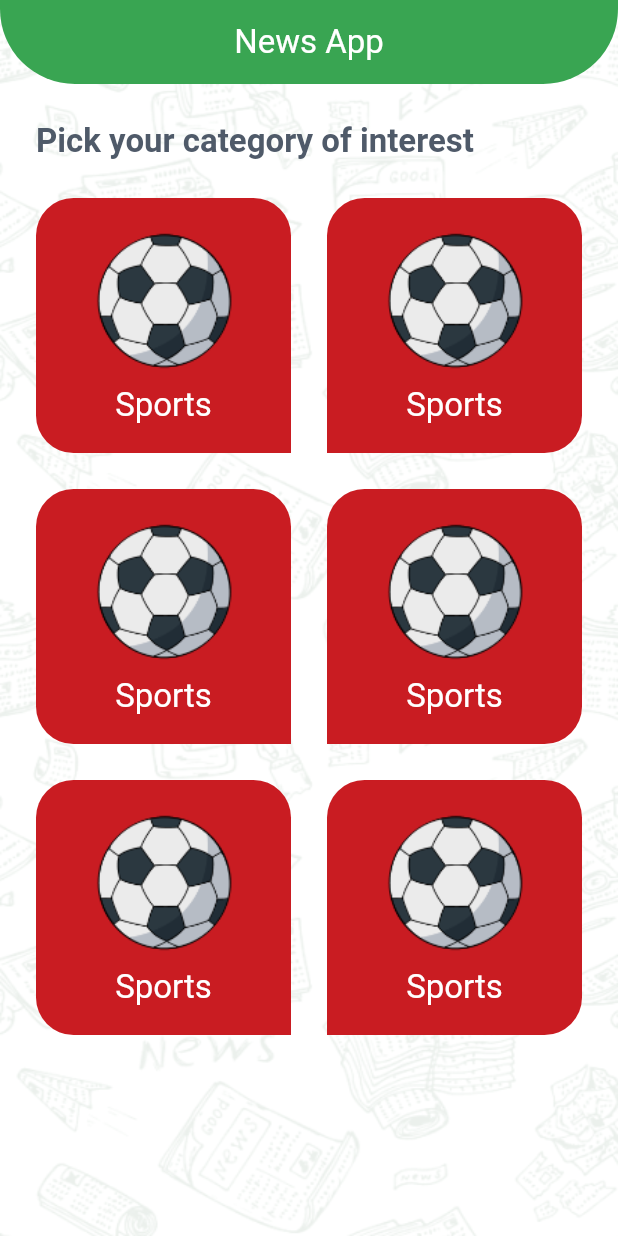
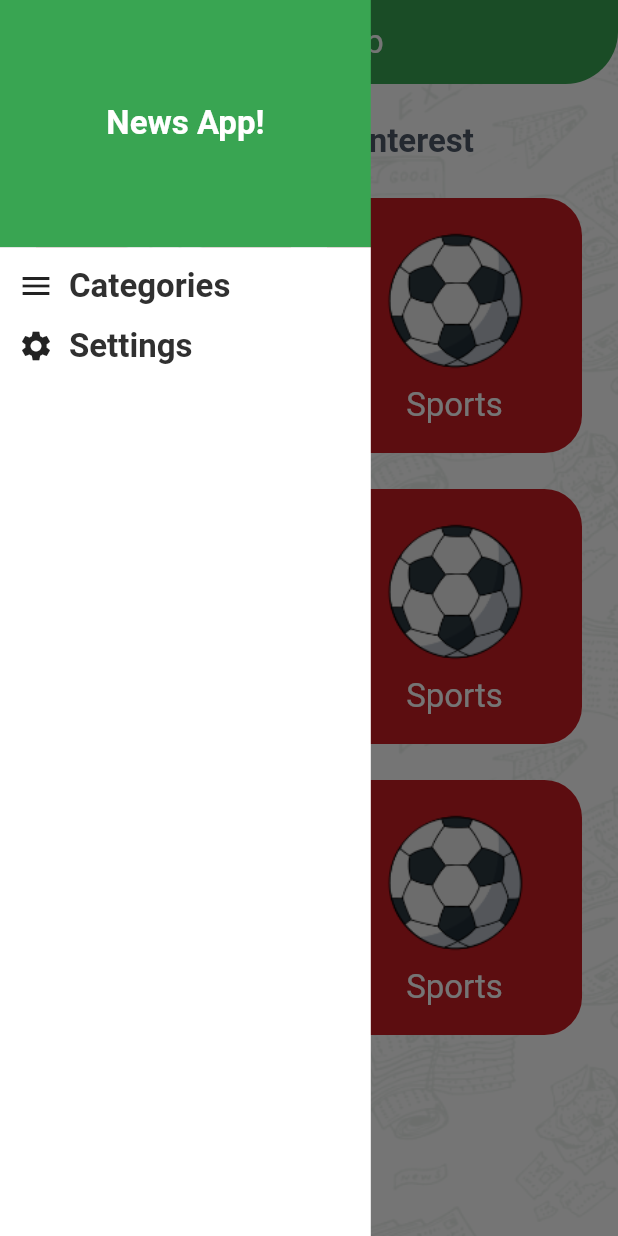
Before and after one commit to 01020403097/newsApp-route, a Flutter app: the screen it shows after launch, with the side drawer open (before the commit the screen has no drawer), on a phone screen of 412 x 824 dp. Run offline on Flutter 3.47's test engine with Material 3 defaults, Android fonts, the phone set to English and light mode, and no system bars.

Commit message:
Implement home screen switching view logic

```diff
--- a/lib/category/categories_grid.dart
+++ b/lib/category/categories_grid.dart
@@ -4,36 +4,64 @@ import 'package:news_app_route/category/category_model.dart';
 import 'package:news_app_route/style/app_theme.dart';
 
 class CategoriesGrid extends StatelessWidget {
-  const CategoriesGrid({super.key});
+  const CategoriesGrid({super.key, required this.onCategorySelected});
+
+  final void Function(CategoryModel) onCategorySelected;
 
   @override
   Widget build(BuildContext context) {
-    List<CategoryModel>categories=[
-      const CategoryModel(name: 'Sports', imageName: 'ball', color: Color(0xFFC91c22)),
-      const CategoryModel(name: 'Sports', imageName: 'ball', color: Color(0xFFC91c22)),
-      const CategoryModel(name: 'Sports', imageName: 'ball', color: Color(0xFFC91c22)),
-      const CategoryModel(name: 'Sports', imageName: 'ball', color: Color(0xFFC91c22)),
-      const CategoryModel(name: 'Sports', imageName: 'ball', color: Color(0xFFC91c22)),
-      const CategoryModel(name: 'Sports', imageName: 'ball', color: Color(0xFFC91c22)),
+    List<CategoryModel>categories = [
+      const CategoryModel(
+        id: 'sports',
+          name: 'Sports', imageName: 'ball', color: Color(0xFFC91c22)),
+      const CategoryModel(
+          id: 'sports',
+          name: 'Sports', imageName: 'ball', color: Color(0xFFC91c22)),
+      const CategoryModel(
+          id: 'sports',
+          name: 'Sports', imageName: 'ball', color: Color(0xFFC91c22)),
+      const CategoryModel(
+          id: 'sports',
+          name: 'Sports', imageName: 'ball', color: Color(0xFFC91c22)),
+      const CategoryModel(
+          id: 'sports',
+          name: 'Sports', imageName: 'ball', color: Color(0xFFC91c22)),
+      const CategoryModel(
+          id: 'sports',
+          name: 'Sports', imageName: 'ball', color: Color(0xFFC91c22)),
 
     ];
     return Padding(
-      padding:  const EdgeInsetsDirectional.symmetric(horizontal: 24),
+      padding: const EdgeInsetsDirectional.symmetric(horizontal: 24),
       child: Column(
         crossAxisAlignment: CrossAxisAlignment.start,
         children: [
           Padding(
-             padding:  const EdgeInsetsDirectional.symmetric(vertical: 24),
-             child: Text('Pick your category of interest',style: Theme.of(context).textTheme.titleLarge!.copyWith(color: AppTheme.navy),),
+            padding: const EdgeInsetsDirectional.symmetric(vertical: 24),
+            child: Text('Pick your category of interest', style: Theme
+                .of(context)
+                .textTheme
+                .titleLarge!
+                .copyWith(color: AppTheme.navy),),
           ),
           Expanded(
             child: GridView.builder(
 
-               gridDelegate: SliverGridDelegateWithFixedCrossAxisCount(crossAxisCount: 2,
+              gridDelegate: const SliverGridDelegateWithFixedCrossAxisCount(
+                crossAxisCount: 2,
                 mainAxisSpacing: 24,
                 crossAxisSpacing: 24,
               ),
-                 itemBuilder:(context, index) => CategoryItems(index: index, category: categories[index],),
+              itemBuilder: (context, index) {
+                final category=categories[index];
+             return   GestureDetector(
+                    onTap: () {
+                      onCategorySelected(category);
+                    },
+                    child: CategoryItems(
+                      index: index, category:category,));
+              }
+              ,
               itemCount: categories.length,
             ),
           ),
--- a/lib/category/category_details.dart
+++ b/lib/category/category_details.dart
@@ -1,10 +1,13 @@
 import 'package:flutter/cupertino.dart';
 
 class CategoryDetails extends StatelessWidget {
-  const CategoryDetails({super.key});
+  const CategoryDetails(this.categoryId,{super.key});
 
+  final String categoryId;
   @override
   Widget build(BuildContext context) {
-    return Container();
+    return Container(
+
+    );
   }
 }
--- a/lib/category/category_model.dart
+++ b/lib/category/category_model.dart
@@ -3,11 +3,13 @@
 import 'package:flutter/material.dart';
 
 class CategoryModel {
+  final String id;
   final String name;
   final String imageName;
   final Color color;
 
   const CategoryModel({
+    required this.id,
     required this.name,
     required this.imageName,
     required this.color,
--- /dev/null
+++ b/lib/drawer/home_drawer.dart
@@ -0,0 +1,67 @@
+import 'package:flutter/material.dart';
+import 'package:news_app_route/style/app_theme.dart';
+
+class HomeDrawer extends StatelessWidget {
+  const HomeDrawer({super.key, required this.omItemSelection});
+  final void Function(DrawerItem ) omItemSelection;
+
+  @override
+  Widget build(BuildContext context) {
+    final screenHeight=MediaQuery.sizeOf(context).height;
+    final screenWidth=MediaQuery.sizeOf(context).width;
+    final titleLargeStyle=Theme.of(context).textTheme.titleLarge!.copyWith(fontSize:22 );
+    return SizedBox(
+      width: screenWidth*0.6,
+      child: Column(
+        children: [
+          Container(
+            color: AppTheme.primary,
+            height:screenHeight*0.2 ,
+            width: double.infinity,
+            alignment: Alignment.center,
+            child: Text('News App!',style:titleLargeStyle ),
+          ),
+
+          Expanded(
+            child: Container(
+              padding: const EdgeInsetsDirectional.only(top: 12,start: 12),
+              color: AppTheme.white,
+              child: Column(children: [
+                GestureDetector(
+                  onTap: () {
+                    omItemSelection(DrawerItem.categories);
+                  },
+                  child: Row(children: [
+                    const Icon(Icons.menu),
+                    const SizedBox(width: 10,),
+                    Text('Categories',style: titleLargeStyle.copyWith(color: AppTheme.black),),
+                  ],),
+
+                ),
+                const SizedBox(
+                  height: 12,
+                ),
+                GestureDetector(
+                  onTap: () {
+                    omItemSelection(DrawerItem.settings);
+                  },
+                  child: Row(children: [
+                    const Icon(Icons.settings),
+                    const SizedBox(width: 10,),
+                    Text('Settings',style: titleLargeStyle.copyWith(color: AppTheme.black),),
+                  ],),
+                ),
+
+              ],),
+
+            ),
+          )
+        ],
+      ),
+    );
+  }
+}
+enum DrawerItem{
+  categories,
+  settings;
+}
--- a/lib/home_screen.dart
+++ b/lib/home_screen.dart
@@ -1,12 +1,21 @@
 import 'package:flutter/material.dart';
 import 'package:news_app_route/category/categories_grid.dart';
+import 'package:news_app_route/category/category_details.dart';
+import 'package:news_app_route/category/category_model.dart';
+import 'package:news_app_route/drawer/home_drawer.dart';
+import 'package:news_app_route/settings/settings_tab.dart';
 import 'package:news_app_route/style/app_theme.dart';
 
-class HomeScreen extends StatelessWidget {
+class HomeScreen extends StatefulWidget {
   static const routeName = '/';
 
   const HomeScreen({super.key});
 
+  @override
+  State<HomeScreen> createState() => _HomeScreenState();
+}
+
+class _HomeScreenState extends State<HomeScreen> {
   @override
   Widget build(BuildContext context) {
     return Container(
@@ -16,10 +25,35 @@ class HomeScreen extends StatelessWidget {
             image: AssetImage('assets/images/pattern.png'), fit: BoxFit.fill),
       ),
       child: Scaffold(
+        drawer: HomeDrawer(
+          omItemSelection: onDrawerItemSelected,
+        ),
         appBar: AppBar(
-          title: const Text('News App'),),
-        body:const CategoriesGrid() ,
+          title: const Text('News App'),
+        ),
+        body: selectedCategory != null
+            ? CategoryDetails(selectedCategory!.id)
+            : selectedDrawerItem == DrawerItem.categories
+                ? CategoriesGrid(
+                    onCategorySelected: onCategorySelected,
+                  )
+                : const SettingsTab(),
       ),
     );
   }
+
+  DrawerItem selectedDrawerItem = DrawerItem.categories;
+  CategoryModel? selectedCategory;
+
+  void onDrawerItemSelected(DrawerItem drawerItem) {
+    selectedDrawerItem = drawerItem;
+    selectedCategory=null;
+    setState(() {});
+    Navigator.of(context).pop();
+  }
+
+  void onCategorySelected(CategoryModel category) {
+    selectedCategory = category;
+    setState(() {});
+  }
 }
--- a/lib/style/app_theme.dart
+++ b/lib/style/app_theme.dart
@@ -1,4 +1,3 @@
-import 'dart:ui';
 
 import 'package:flutter/material.dart';
 
@@ -21,11 +20,11 @@ class AppTheme {
         ),
         shape: RoundedRectangleBorder(
             borderRadius: BorderRadius.only(
-                bottomRight: Radius.circular(50),
-                bottomLeft: Radius.circular(50))),
+                bottomRight: Radius.circular(35),
+                bottomLeft: Radius.circular(35))),
         centerTitle: true,
       ),
-      textTheme: TextTheme(
+      textTheme: const TextTheme(
         titleLarge:
             TextStyle(fontSize: 22, fontWeight: FontWeight.bold, color: white),
       ),
```
Lines whose indentation alone changed are shown as unchanged.
